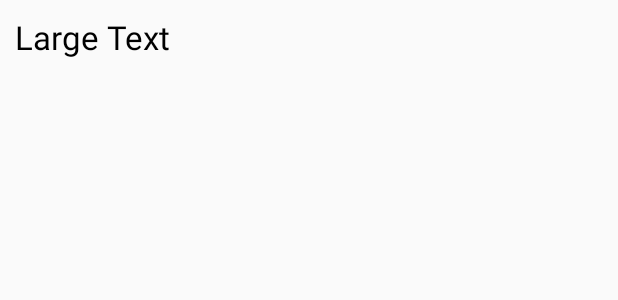
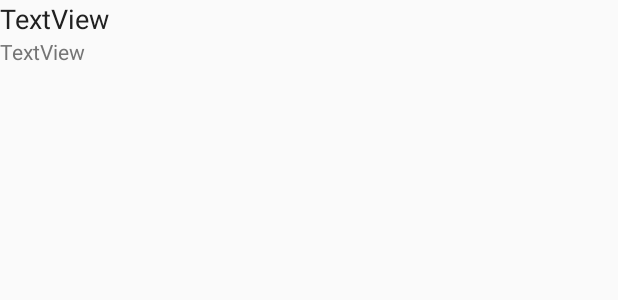
Before and after one commit to TheurgicDuke771/Medios_Original, an Android app: the layout songs_layout.xml on its own in the app's theme, with its tools: preview values and no code run, on a phone screen of 412 x 824 dp. Shown: the top 300 px of the screen. Run offline under Robolectric (Android 15) with nearby library versions, the light colour scheme and no system bars.

Commit message:
Show artist name along with the song name in the main activity
 - Show artist name along with the song name in the main activity. For that, change the main activity and the songs_layout file; and add classes Song.java and SongAdapter.java.
 - Add primary and secondary text colours in colors.xml and use them in the songs_layout file (needs more work).

```diff
--- a/app/src/main/res/layout/songs_layout.xml
+++ b/app/src/main/res/layout/songs_layout.xml
@@ -1,16 +1,41 @@
 <?xml version="1.0" encoding="utf-8"?>
 <LinearLayout xmlns:android="http://schemas.android.com/apk/res/android"
+    xmlns:app="http://schemas.android.com/apk/res-auto"
     android:layout_width="match_parent"
     android:layout_height="match_parent">
 
 
+    <!--<ImageView
+        android:id="@+id/imageView"
+        android:layout_width="48dp"
+        android:layout_height="48dp"
+        android:layout_weight="1" />-->
 
-    <TextView
+    <LinearLayout
         android:layout_width="wrap_content"
         android:layout_height="wrap_content"
-        android:textAppearance="?android:attr/textAppearanceLarge"
-        android:text="Large Text"
-        android:id="@+id/textView"
-        android:textColor="#000000"
-        android:padding="10dp" />
+        android:layout_weight="1"
+        android:orientation="vertical">
+
+        <TextView
+            android:id="@+id/song_text_view"
+            android:layout_width="wrap_content"
+            android:layout_height="wrap_content"
+            android:ellipsize="end"
+            android:maxLines="1"
+            android:text="TextView"
+            android:textColor="@color/textColorPrimary"
+            android:textSize="18sp" />
+
+        <TextView
+            android:id="@+id/artist_text_view"
+            android:layout_width="wrap_content"
+            android:layout_height="wrap_content"
+            android:ellipsize="end"
+            android:maxLines="1"
+            android:text="TextView"
+            android:textColor="@color/textColorSecondary"
+            android:textSize="14sp" />
+    </LinearLayout>
+
 </LinearLayout>
--- a/app/src/main/res/values/colors.xml
+++ b/app/src/main/res/values/colors.xml
@@ -4,6 +4,9 @@
     <color name="colorPrimaryDark">#689f38</color>
     <color name="colorPrimaryLight">#dcedc8</color>
     <color name="colorAccent">#607d8b</color>
+
+    <color name="textColorPrimary">#212121</color>
+    <color name="textColorSecondary">#757575</color>
 
     <color name="first_slide_background">#8bc34a</color>
     <color name="first_slide_buttons">#8bc34a</color>
```
Also changed, not shown: app/src/main/java/com/amigos/android/medios/MainActivity.java (+24 -15 lines), app/src/main/java/com/amigos/android/medios/Song.java (added, +43 -0 lines), app/src/main/java/com/amigos/android/medios/SongAdapter.java (added, +53 -0 lines).
